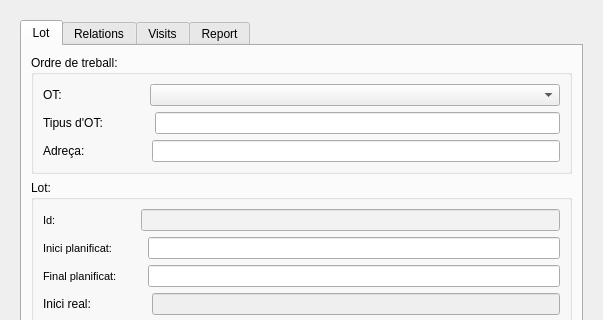
Qt form ui/add_lot.ui (Giswater/giswater_qgis_plugin) before a commit; both pictures show x 0 to 603 and y 0 to 320 of the 603 by 623 pixel window.
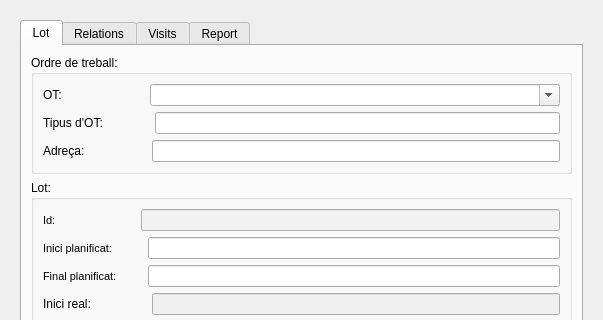
The same form after that commit. Icons and pictures are not drawn.

Commit message: WIP filter ot

```diff
--- a/ui/add_lot.ui
+++ b/ui/add_lot.ui
@@ -66,6 +66,9 @@
                    <verstretch>0</verstretch>
                   </sizepolicy>
                  </property>
+                 <property name="editable">
+                  <bool>true</bool>
+                 </property>
                 </widget>
                </item>
               </layout>
```
Left out of the diff: 1 changed line with no effect on the pictures. The commit also changes 2 other files.
